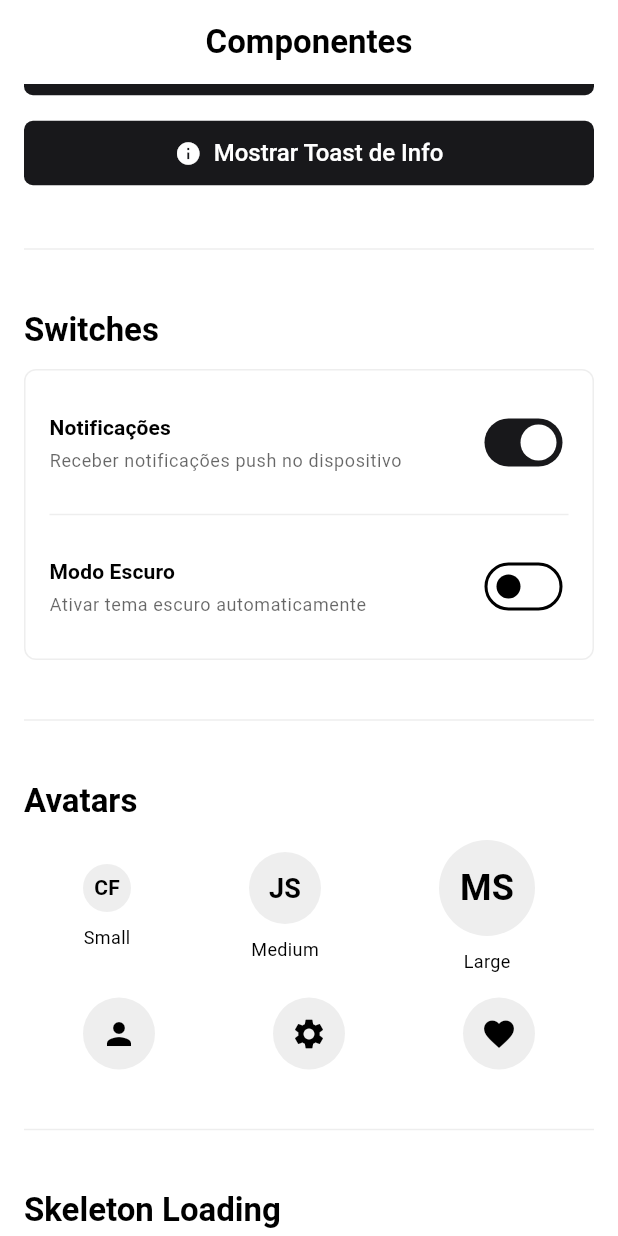
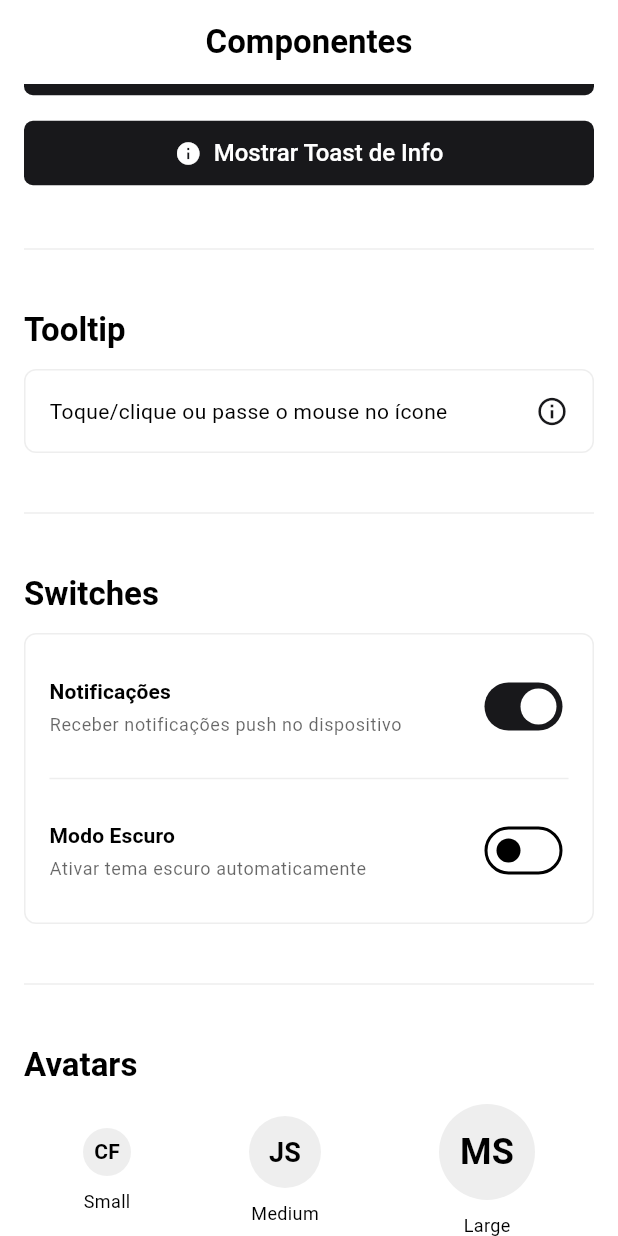
Before and after one commit to carlosxfelipe/go-router-template, a Flutter app: the ComponentsScreen screen opened by its route, scrolled down 1728 dp, on a phone screen of 412 x 824 dp. Run offline on Flutter 3.47's test engine with Material 3 defaults, Android fonts, the phone set to English and light mode, and no system bars; our stand-ins replace go_router.

Commit message:
feat: Add CustomTooltip component with customizable arrow and alignment, and update component documentation.

```diff
--- a/lib/screens/components_screen.dart
+++ b/lib/screens/components_screen.dart
@@ -323,6 +323,34 @@ class _ComponentsScreenState extends State<ComponentsScreen> {
                   variant: ToastVariant.info,
                 );
               },
+            ),
+
+            const SizedBox(height: 32),
+            const Separator(),
+            const SizedBox(height: 32),
+
+            // Section: Tooltip
+            _SectionTitle(title: 'Tooltip'),
+            const SizedBox(height: 12),
+            CustomCard(
+              child: Row(
+                mainAxisAlignment: MainAxisAlignment.spaceBetween,
+                children: [
+                  Text(
+                    'Toque/clique ou passe o mouse no ícone',
+                    style: theme.textTheme.bodyMedium,
+                  ),
+                  CustomTooltip(
+                    message: 'Este é um tooltip customizado',
+                    arrowAlignment: TooltipArrowAlignment.right,
+                    child: Icon(
+                      Icons.info_outline,
+                      size: 22,
+                      color: theme.colorScheme.primary,
+                    ),
+                  ),
+                ],
+              ),
             ),
 
             const SizedBox(height: 32),
--- a/lib/widgets.dart
+++ b/lib/widgets.dart
@@ -30,3 +30,4 @@ export 'package:go_router_template/widgets/feedback/toast.dart';
 export 'package:go_router_template/widgets/feedback/skeleton.dart';
 export 'package:go_router_template/widgets/feedback/sheet.dart';
 export 'package:go_router_template/widgets/feedback/loading_spinner.dart';
+export 'package:go_router_template/widgets/feedback/tooltip.dart';
--- /dev/null
+++ b/lib/widgets/feedback/tooltip.dart
@@ -0,0 +1,157 @@
+import 'package:flutter/material.dart';
+
+enum TooltipArrowAlignment { left, center, right }
+
+class CustomTooltip extends StatelessWidget {
+  const CustomTooltip({
+    super.key,
+    required this.message,
+    required this.child,
+    this.triggerMode = TooltipTriggerMode.tap,
+    this.showArrow = true,
+    this.arrowAlignment = TooltipArrowAlignment.center,
+    this.preferBelow = false,
+    this.waitDuration = const Duration(milliseconds: 300),
+    this.showDuration = const Duration(seconds: 2),
+    this.verticalOffset = 20,
+  });
+
+  final String message;
+  final Widget child;
+  final TooltipTriggerMode triggerMode;
+  final bool showArrow;
+  final TooltipArrowAlignment arrowAlignment;
+  final bool preferBelow;
+  final Duration waitDuration;
+  final Duration showDuration;
+  final double verticalOffset;
+
+  @override
+  Widget build(BuildContext context) {
+    final theme = Theme.of(context);
+    final isDarkMode = theme.brightness == Brightness.dark;
+
+    return Tooltip(
+      message: message,
+      triggerMode: triggerMode,
+      preferBelow: preferBelow,
+      waitDuration: waitDuration,
+      showDuration: showDuration,
+      verticalOffset: verticalOffset,
+      padding: EdgeInsets.fromLTRB(
+        10,
+        showArrow && preferBelow ? 12 : 8,
+        10,
+        showArrow && !preferBelow ? 12 : 8,
+      ),
+      decoration: ShapeDecoration(
+        color: isDarkMode ? const Color(0xFFF4F4F5) : const Color(0xFF18181B),
+        shape: _TooltipBubbleShape(
+          borderRadius: 6,
+          arrowWidth: showArrow ? 12 : 0,
+          arrowHeight: showArrow ? 6 : 0,
+          arrowAlignment: arrowAlignment,
+          arrowOnTop: preferBelow,
+        ),
+      ),
+      textStyle: TextStyle(
+        color: isDarkMode ? const Color(0xFF09090B) : Colors.white,
+        fontSize: 12,
+        fontWeight: FontWeight.w500,
+      ),
+      child: child,
+    );
+  }
+}
+
+class _TooltipBubbleShape extends ShapeBorder {
+  const _TooltipBubbleShape({
+    required this.borderRadius,
+    required this.arrowWidth,
+    required this.arrowHeight,
+    required this.arrowAlignment,
+    required this.arrowOnTop,
+  });
+
+  final double borderRadius;
+  final double arrowWidth;
+  final double arrowHeight;
+  final TooltipArrowAlignment arrowAlignment;
+  final bool arrowOnTop;
+
+  @override
+  EdgeInsetsGeometry get dimensions {
+    return EdgeInsets.only(
+      top: arrowOnTop ? arrowHeight : 0,
+      bottom: arrowOnTop ? 0 : arrowHeight,
+    );
+  }
+
+  @override
+  ShapeBorder scale(double t) {
+    return _TooltipBubbleShape(
+      borderRadius: borderRadius * t,
+      arrowWidth: arrowWidth * t,
+      arrowHeight: arrowHeight * t,
+      arrowAlignment: arrowAlignment,
+      arrowOnTop: arrowOnTop,
+    );
+  }
+
+  @override
+  Path getOuterPath(Rect rect, {TextDirection? textDirection}) {
+    final bodyRect = arrowOnTop
+        ? Rect.fromLTWH(
+            rect.left,
+            rect.top + arrowHeight,
+            rect.width,
+            rect.height - arrowHeight,
+          )
+        : Rect.fromLTWH(
+            rect.left,
+            rect.top,
+            rect.width,
+            rect.height - arrowHeight,
+          );
+
+    final path = Path()
+      ..addRRect(
+        RRect.fromRectAndRadius(bodyRect, Radius.circular(borderRadius)),
+      );
+
+    if (arrowWidth <= 0 || arrowHeight <= 0) {
+      return path;
+    }
+
+    final edgePadding = borderRadius + (arrowWidth / 2) + 4;
+    final centerX = switch (arrowAlignment) {
+      TooltipArrowAlignment.left => bodyRect.left + edgePadding,
+      TooltipArrowAlignment.center => bodyRect.center.dx,
+      TooltipArrowAlignment.right => bodyRect.right - edgePadding,
+    };
+
+    if (arrowOnTop) {
+      path
+        ..moveTo(centerX - arrowWidth / 2, bodyRect.top)
+        ..lineTo(centerX, bodyRect.top - arrowHeight)
+        ..lineTo(centerX + arrowWidth / 2, bodyRect.top)
+        ..close();
+    } else {
+      path
+        ..moveTo(centerX - arrowWidth / 2, bodyRect.bottom)
+        ..lineTo(centerX, bodyRect.bottom + arrowHeight)
+        ..lineTo(centerX + arrowWidth / 2, bodyRect.bottom)
+        ..close();
+    }
+
+    return path;
+  }
+
+  @override
+  Path getInnerPath(Rect rect, {TextDirection? textDirection}) {
+    return getOuterPath(rect, textDirection: textDirection);
+  }
+
+  @override
+  void paint(Canvas canvas, Rect rect, {TextDirection? textDirection}) {}
+}
```
Also changed, not shown: 1 other file.
